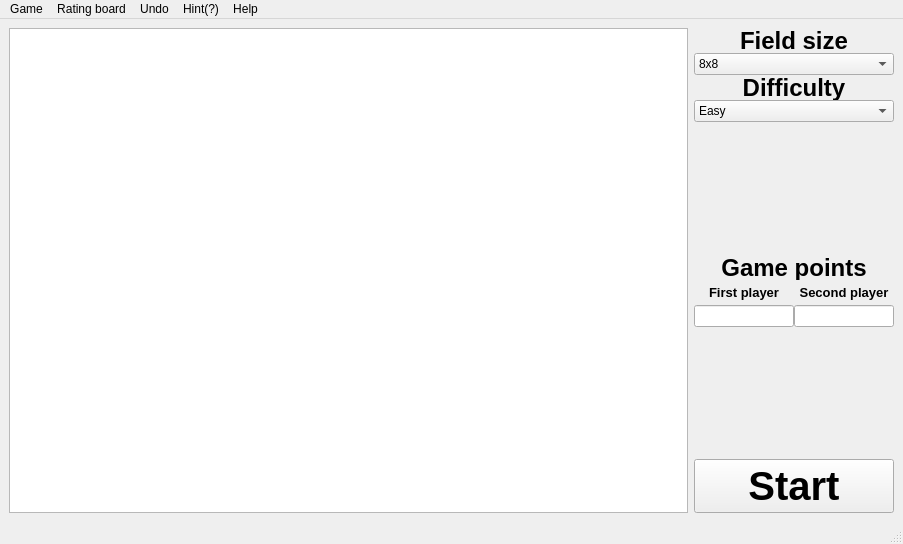
The window that mainwindow.ui (SartaSMV/ChessKnights) describes before a commit, drawn with Qt 5.
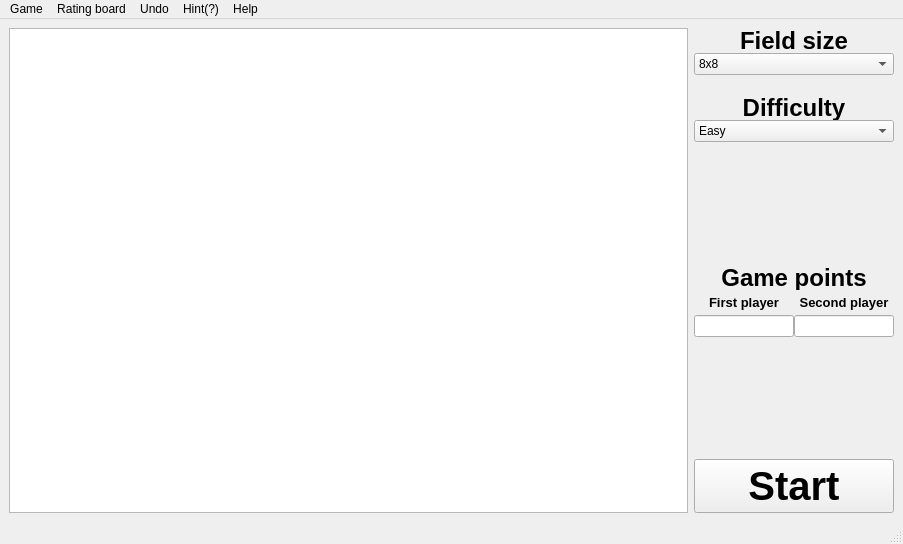
The same window after the commit.

Diff of the .ui file:
```diff
--- a/mainwindow.ui
+++ b/mainwindow.ui
@@ -29,7 +29,7 @@
      </widget>
     </item>
     <item>
-     <layout class="QVBoxLayout" name="verticalLayout" stretch="0,0,0,0,0,0,0,0,0">
+     <layout class="QVBoxLayout" name="verticalLayout" stretch="0,0,0,0,0,0,0,0,0,0">
       <property name="spacing">
        <number>0</number>
       </property>
@@ -102,6 +102,22 @@
         </item>
        </widget>
       </item>
+      <item>
+       <spacer name="verticalSpacer_3">
+        <property name="orientation">
+         <enum>Qt::Vertical</enum>
+        </property>
+        <property name="sizeType">
+         <enum>QSizePolicy::Minimum</enum>
+        </property>
+        <property name="sizeHint" stdset="0">
+         <size>
+          <width>20</width>
+          <height>20</height>
+         </size>
+        </property>
+       </spacer>
+      </item>
       <item>
        <widget class="QLabel" name="label_Difficulty">
         <property name="minimumSize">
@@ -198,7 +214,7 @@
        </widget>
       </item>
       <item>
-       <layout class="QGridLayout" name="gridLayout" rowstretch="0,0,0">
+       <layout class="QGridLayout" name="gridLayout" rowstretch="0,0">
         <property name="sizeConstraint">
          <enum>QLayout::SetDefaultConstraint</enum>
         </property>
@@ -217,6 +233,22 @@
         <property name="spacing">
          <number>0</number>
         </property>
+        <item row="1" column="0">
+         <widget class="QLineEdit" name="lineEdit_First_Player">
+          <property name="maximumSize">
+           <size>
+            <width>160</width>
+            <height>25</height>
+           </size>
+          </property>
+          <property name="text">
+           <string/>
+          </property>
+          <property name="readOnly">
+           <bool>true</bool>
+          </property>
+         </widget>
+        </item>
         <item row="0" column="0">
          <widget class="QLabel" name="label_First_Player">
           <property name="minimumSize">
@@ -246,6 +278,19 @@
           </property>
          </widget>
         </item>
+        <item row="1" column="1">
+         <widget class="QLineEdit" name="lineEdit_Second_Player">
+          <property name="maximumSize">
+           <size>
+            <width>160</width>
+            <height>25</height>
+           </size>
+          </property>
+          <property name="readOnly">
+           <bool>true</bool>
+          </property>
+         </widget>
+        </item>
         <item row="0" column="1">
          <widget class="QLabel" name="label_Second_Player">
           <property name="minimumSize">
@@ -269,35 +314,6 @@
           </property>
          </widget>
         </item>
-        <item row="1" column="1">
-         <widget class="QLineEdit" name="lineEdit_Second_Player">
-          <property name="maximumSize">
-           <size>
-            <width>160</width>
-            <height>25</height>
-           </size>
-          </property>
-          <property name="readOnly">
-           <bool>true</bool>
-          </property>
-         </widget>
-        </item>
-        <item row="1" column="0">
-         <widget class="QLineEdit" name="lineEdit_First_Player">
-          <property name="maximumSize">
-           <size>
-            <width>160</width>
-            <height>25</height>
-           </size>
-          </property>
-          <property name="text">
-           <string/>
-          </property>
-          <property name="readOnly">
-           <bool>true</bool>
-          </property>
-         </widget>
-        </item>
        </layout>
       </item>
       <item>
```
Left out of the diff: 6 changed lines with no effect on the pictures.
